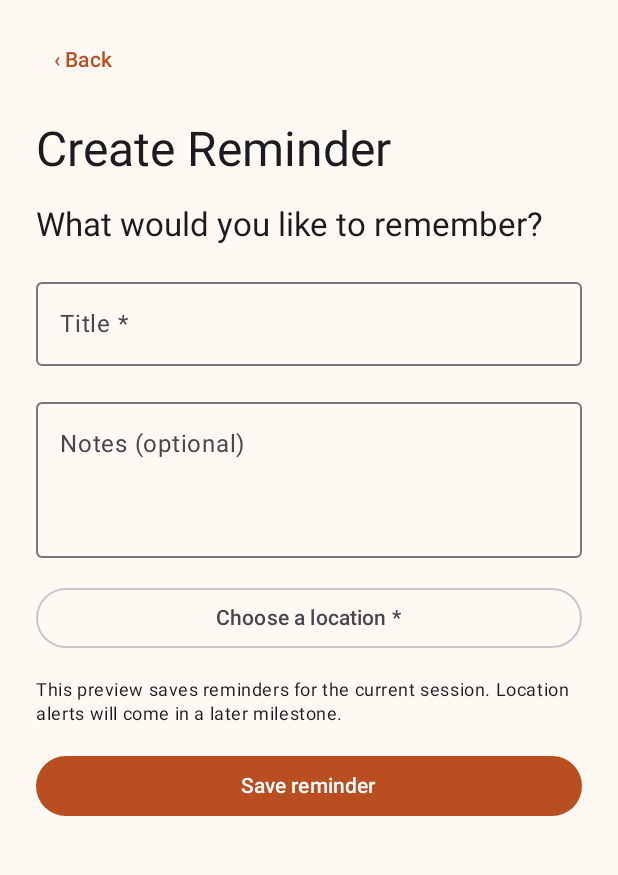
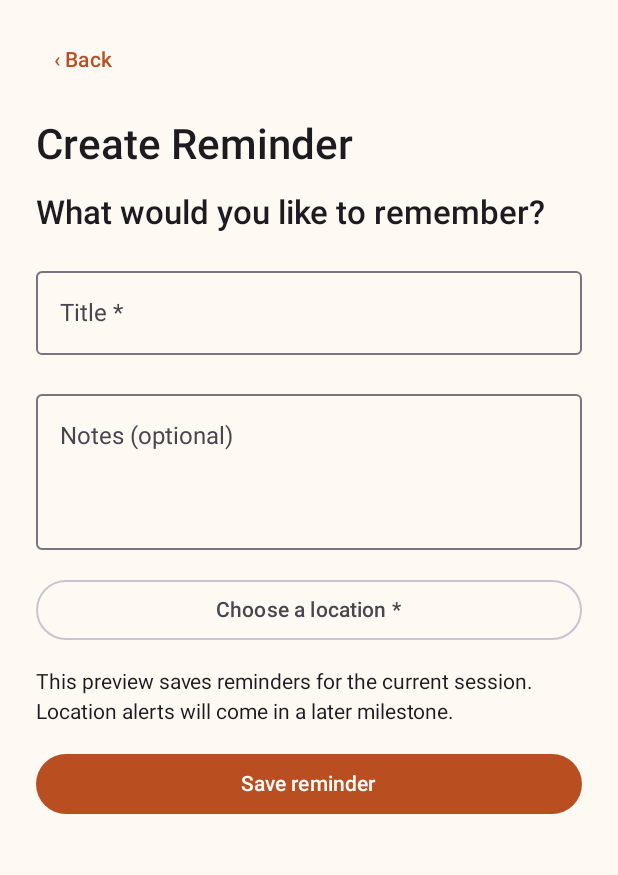
Before and after one commit to Carlos-0620/g-minder-android, an Android app built with Jetpack Compose: the screen it shows after launch (MainActivity), after a tap on "+ New reminder", on a phone screen of 412 x 824 dp, the part 66-941 px from its top. Run offline under Robolectric (Android 15) with nearby library versions, the phone set to English and light mode, and no system bars.

Commit message:
Simplify reminder layouts and centralise theme typography

```diff
--- /dev/null
+++ b/app/src/main/java/com/griffith/gminder/Color.kt
@@ -0,0 +1,19 @@
+package com.griffith.gminder
+
+import androidx.compose.material3.darkColorScheme
+import androidx.compose.material3.lightColorScheme
+import androidx.compose.ui.graphics.Color
+
+internal val LightColors = lightColorScheme(
+    primary = Color(0xFFB94E20),
+    secondary = Color(0xFF536653),
+    background = Color(0xFFFFF9F4),
+    surface = Color(0xFFFFF9F4)
+)
+
+internal val DarkColors = darkColorScheme(
+    primary = Color(0xFFFFB596),
+    secondary = Color(0xFFB8CDB4),
+    background = Color(0xFF1B1512),
+    surface = Color(0xFF1B1512)
+)
--- a/app/src/main/java/com/griffith/gminder/MainActivity.kt
+++ b/app/src/main/java/com/griffith/gminder/MainActivity.kt
@@ -18,7 +18,6 @@ import androidx.compose.runtime.*
 import androidx.compose.runtime.saveable.listSaver
 import androidx.compose.runtime.saveable.rememberSaveable
 import androidx.compose.ui.Modifier
-import androidx.compose.ui.graphics.Color
 import androidx.compose.ui.unit.dp
 
 data class Reminder(val id: String, val title: String, val note: String, val place: String, val completed: Boolean = false)
@@ -32,16 +31,6 @@ private val reminderSaver = listSaver<List<Reminder>, String>(
     save = { items -> items.flatMap { listOf(it.id, it.title, it.note, it.place, it.completed.toString()) } },
     restore = { values -> values.chunked(5).map { Reminder(it[0], it[1], it[2], it[3], it[4].toBoolean()) } }
 )
-
-@Composable
-fun GMinderTheme(darkTheme: Boolean = false, content: @Composable () -> Unit) {
-    val colors = if (darkTheme) {
-        darkColorScheme(primary = Color(0xFFFFB596), secondary = Color(0xFFB8CDB4), background = Color(0xFF1B1512), surface = Color(0xFF1B1512))
-    } else {
-        lightColorScheme(primary = Color(0xFFB94E20), secondary = Color(0xFF536653), background = Color(0xFFFFF9F4), surface = Color(0xFFFFF9F4))
-    }
-    MaterialTheme(colorScheme = colors, content = content)
-}
 
 class MainActivity : LightAwareActivity() {
     private lateinit var locationCapture: CurrentLocationCapture
@@ -115,13 +104,9 @@ class MainActivity : LightAwareActivity() {
                                 onNewReminder = newReminder,
                                 onSettings = { screen = "settings" }
                             )
-                            AmbientLightCard(lightLevel, hasLightSensor, lightSensorActive, adaptToLight, useDarkTheme, ::setLightAdaptation)
                         }
                         "reminders" -> {
-                            Text("A little reminder, in the right place.", style = MaterialTheme.typography.titleMedium)
-                            Text("Development preview · Sample or captured locations · Session-only reminders", style = MaterialTheme.typography.bodySmall)
                             OutlinedButton(onClick = { screen = "settings" }, modifier = Modifier.fillMaxWidth()) { Text("Settings") }
-                            AmbientLightCard(lightLevel, hasLightSensor, lightSensorActive, adaptToLight, useDarkTheme, ::setLightAdaptation)
                             Row(horizontalArrangement = Arrangement.spacedBy(8.dp)) {
                                 FilterChip(!completedOnly, { completedOnly = false }, { Text("Active") })
                                 FilterChip(completedOnly, { completedOnly = true }, { Text("Completed") })
@@ -165,8 +150,12 @@ class MainActivity : LightAwareActivity() {
                         "location" -> {
                             Text("Pick a place", style = MaterialTheme.typography.headlineMedium)
                             OutlinedButton(onClick = { screen = "map" }, modifier = Modifier.fillMaxWidth()) { Text("Pin a location on map") }
+                            Text("Selected location: ${place.ifBlank { "None yet" }}")
+                            if (place.isNotBlank()) {
+                                Button(onClick = { screen = "create" }, modifier = Modifier.fillMaxWidth()) { Text("Use this location") }
+                                OutlinedButton(onClick = { openMaps(place) }, modifier = Modifier.fillMaxWidth()) { Text("Preview in Maps") }
+                            }
                             CurrentLocationCard(locationCapture, ::requestCurrentLocation) { place = it }
-                            Text("Selected location: ${place.ifBlank { "None yet" }}")
                             Text("Or choose a sample place", style = MaterialTheme.typography.titleMedium)
                             places.forEach { candidate ->
                                 Card(onClick = { locationCapture.cancel(); place = candidate }, modifier = Modifier.fillMaxWidth()) {
@@ -176,8 +165,6 @@ class MainActivity : LightAwareActivity() {
                                     }
                                 }
                             }
-                            OutlinedButton(onClick = { openMaps(place) }, enabled = place.isNotBlank(), modifier = Modifier.fillMaxWidth()) { Text("Preview in Maps") }
-                            Button(onClick = { screen = "create" }, enabled = place.isNotBlank(), modifier = Modifier.fillMaxWidth()) { Text("Use this location") }
                         }
                         "map" -> MapLocationPicker(LocationFix.fromMapQuery(place) ?: locationCapture.fix) {
                             place = it
--- /dev/null
+++ b/app/src/main/java/com/griffith/gminder/Theme.kt
@@ -0,0 +1,23 @@
+package com.griffith.gminder
+
+import androidx.compose.material3.MaterialTheme
+import androidx.compose.material3.Typography
+import androidx.compose.runtime.Composable
+import androidx.compose.ui.text.TextStyle
+import androidx.compose.ui.text.font.FontWeight
+import androidx.compose.ui.unit.sp
+
+private val AppTypography = Typography(
+    headlineLarge = TextStyle(fontSize = 28.sp, lineHeight = 36.sp, fontWeight = FontWeight.Medium),
+    headlineMedium = TextStyle(fontSize = 24.sp, lineHeight = 32.sp, fontWeight = FontWeight.Medium),
+    titleLarge = TextStyle(fontSize = 22.sp, lineHeight = 28.sp, fontWeight = FontWeight.Medium),
+    titleMedium = TextStyle(fontSize = 18.sp, lineHeight = 26.sp, fontWeight = FontWeight.Medium),
+    bodyLarge = TextStyle(fontSize = 16.sp, lineHeight = 24.sp),
+    bodyMedium = TextStyle(fontSize = 16.sp, lineHeight = 24.sp),
+    bodySmall = TextStyle(fontSize = 14.sp, lineHeight = 20.sp)
+)
+
+@Composable
+fun GMinderTheme(darkTheme: Boolean = false, content: @Composable () -> Unit) {
+    MaterialTheme(colorScheme = if (darkTheme) DarkColors else LightColors, typography = AppTypography, content = content)
+}
```
Also changed, not shown: 1 other file.
